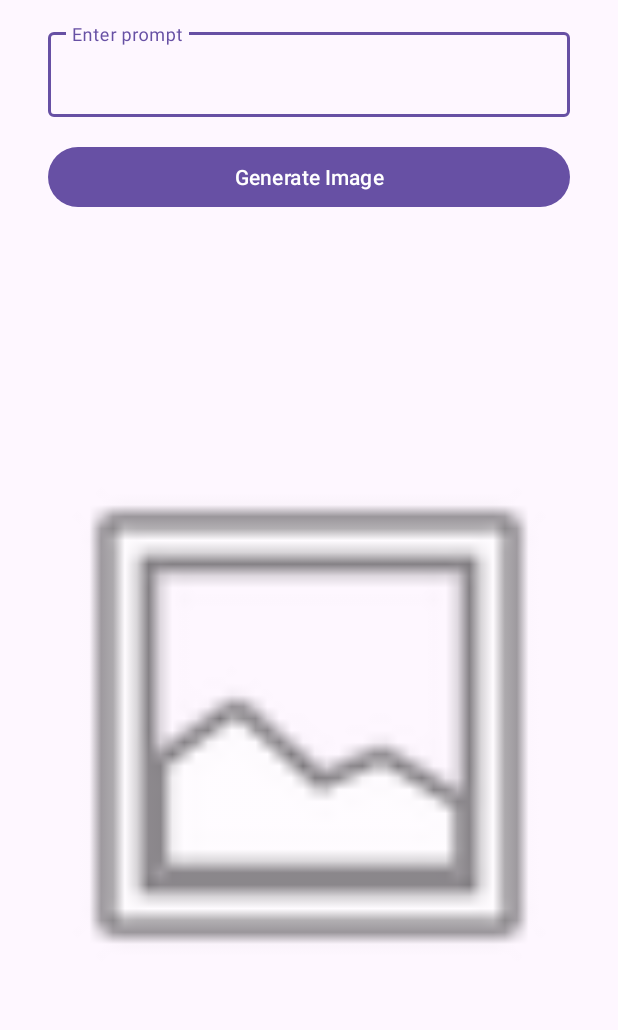
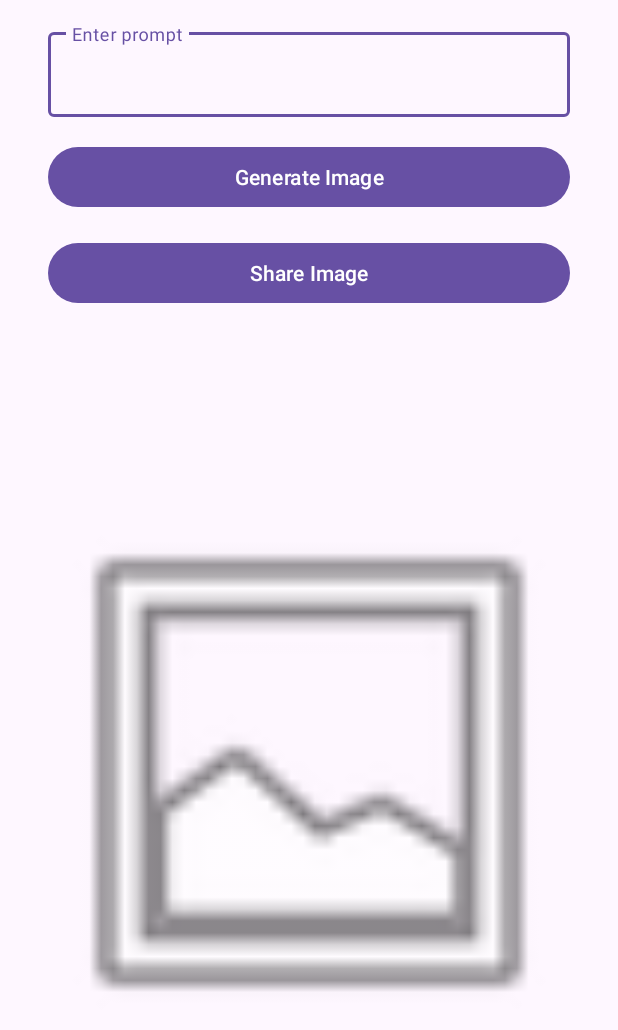
Before and after one commit to haihoaa/AI_IMAGES_G1, an Android app: the screen it shows after launch (MainActivity), on a phone screen of 412 x 824 dp. Shown: the top 1030 px of the screen. Run offline under Robolectric (Android 15) with nearby library versions, the phone set to English and light mode, and no system bars.

Commit message:
hoang
hoang

```diff
--- a/app/src/main/res/layout/activity_main.xml
+++ b/app/src/main/res/layout/activity_main.xml
@@ -33,10 +33,22 @@
         android:layout_marginHorizontal="16dp"
         android:layout_marginTop="16dp"
         android:text="Generate Image"
+        app:layout_constraintBottom_toTopOf="@+id/shareImage"
+        app:layout_constraintEnd_toEndOf="parent"
+        app:layout_constraintStart_toStartOf="parent"
+        app:layout_constraintTop_toBottomOf="@id/inputPromptLayout" />
+
+    <com.google.android.material.button.MaterialButton
+        android:id="@+id/shareImage"
+        android:layout_width="0dp"
+        android:layout_height="wrap_content"
+        android:layout_marginHorizontal="16dp"
+        android:layout_marginTop="16dp"
+        android:text="Share Image"
         app:layout_constraintBottom_toTopOf="@+id/genImageView"
         app:layout_constraintEnd_toEndOf="parent"
         app:layout_constraintStart_toStartOf="parent"
-        app:layout_constraintTop_toBottomOf="@id/inputPromptLayout" />
+        app:layout_constraintTop_toBottomOf="@id/genImage" />
 
 
     <ImageView
@@ -48,7 +60,7 @@
         app:layout_constraintBottom_toBottomOf="parent"
         app:layout_constraintEnd_toEndOf="parent"
         app:layout_constraintStart_toStartOf="parent"
-        app:layout_constraintTop_toBottomOf="@+id/genImage"
+        app:layout_constraintTop_toBottomOf="@+id/shareImage"
         app:srcCompat="@android:drawable/ic_menu_gallery" />
 
 </androidx.constraintlayout.widget.ConstraintLayout>
--- /dev/null
+++ b/app/src/main/res/xml/paths.xml
@@ -0,0 +1,6 @@
+<?xml version="1.0" encoding="utf-8"?>
+<paths >
+    <cache-path
+        name="shared_images"
+        path="images/"/>
+</paths>
--- a/gradle/libs.versions.toml
+++ b/gradle/libs.versions.toml
@@ -1,5 +1,5 @@
 [versions]
-agp = "8.5.0"
+agp = "8.4.0"
 junit = "4.13.2"
 junitVersion = "1.1.5"
 espressoCore = "3.5.1"
```
Also changed, not shown: app/src/main/AndroidManifest.xml (+12 -1 lines), app/src/main/java/com/g1/ai_image_g1/MainActivity.java (+47 -0 lines), gradle/wrapper/gradle-wrapper.properties.
